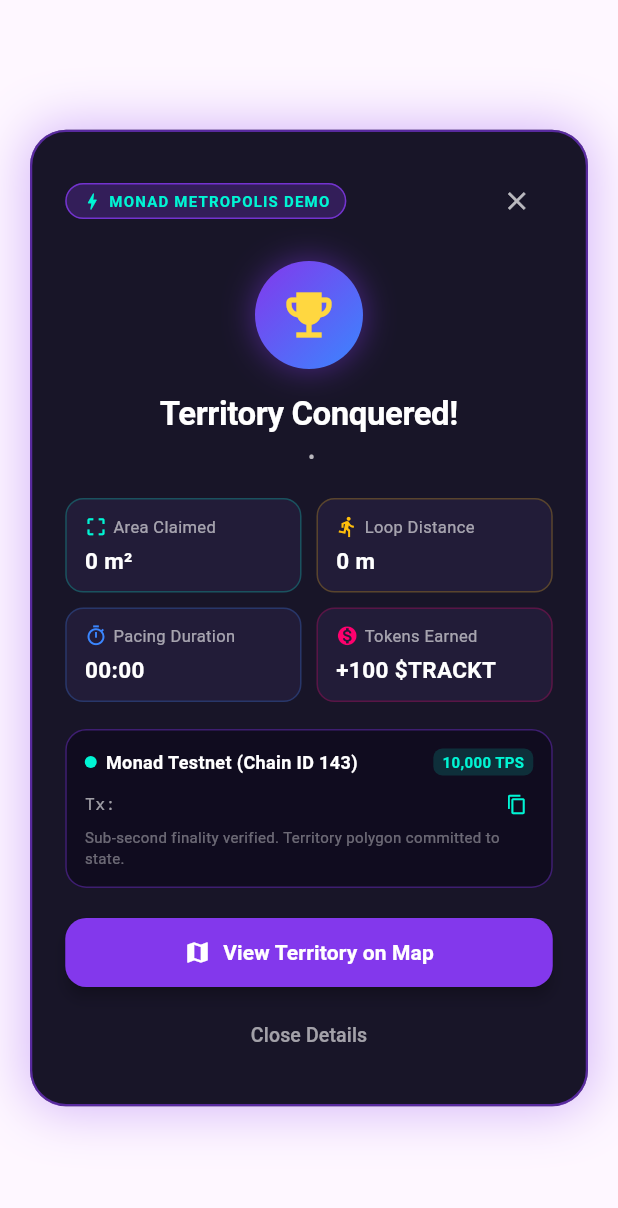
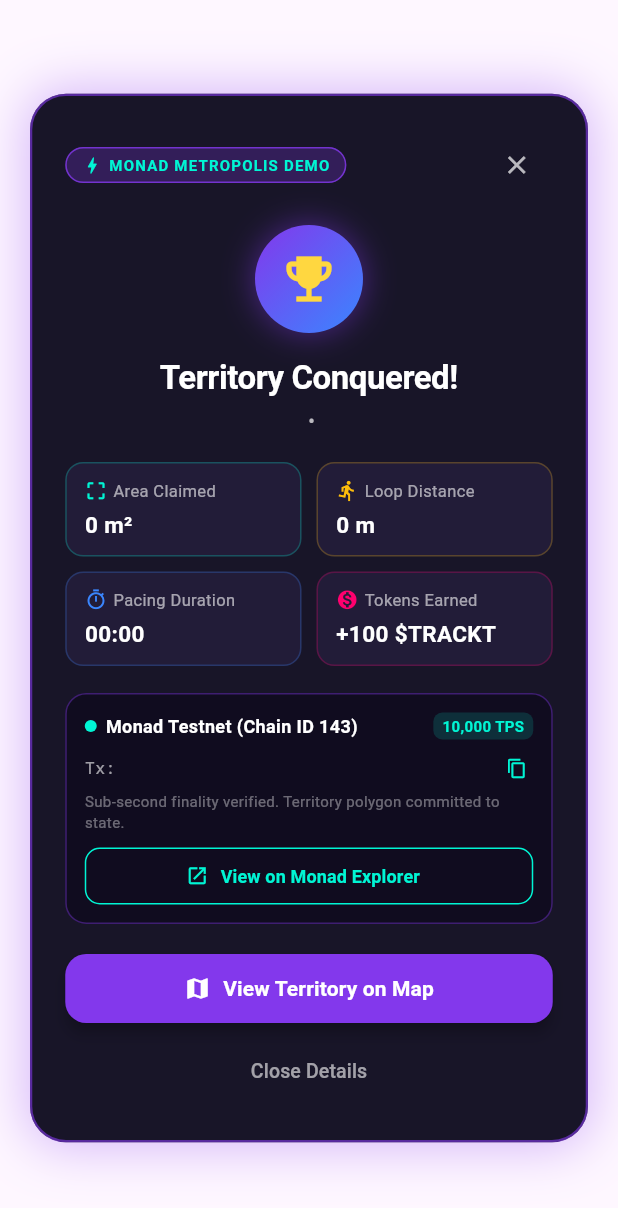
Before and after one commit to DevAnuragT/Trackt, a Flutter app: the SimulationVictoryDialog widget shown alone on an empty page, opened directly with empty values, on a phone screen of 412 x 824 dp. Shown: the top 1208 px of the screen. Run offline on Flutter 3.47's test engine with Material 3 defaults, Android fonts, the phone set to English and light mode, and no system bars; our stand-ins replace device_info_plus, flutter_colorpicker, flutter_dotenv, geolocator, get, google_sign_in and 2 more; missing offline and left inert: mapbox_maps_flutter, web3dart; accounts and stored records are empty; network calls fail; statements that could not run were skipped.

Commit message:
feat(simulation): settle Judge sim claims via MonadService with explorer link
Wire the simulation victory flow to the real MonadService instead of a
throwaway hash. SimulationService now dispatches claimTerritoryOnChain and
awaits the settlement proof; the victory dialog surfaces the real tx hash, an
on-chain/local status line, and a "View on Monad Explorer" button
(url_launcher). RunTrackerController skips its own claim during simulation to
avoid a double dispatch.

- SimulationResult gains explorerUrl + settledOnChain (optional, defaults keep
  existing callers/tests valid).
- Add two widget tests covering explorer button presence/absence.

flutter test: 26/26 pass. flutter analyze: 0 errors.

```diff
--- a/lib/controllers/map/run_tracker_controller.dart
+++ b/lib/controllers/map/run_tracker_controller.dart
@@ -948,6 +948,12 @@
   /// Non-blocking and fully guarded: if MonadService isn't registered (e.g. in
   /// widget tests) or the claim fails, the local flow is unaffected.
   void _dispatchMonadClaim(Territory territory) {
+    // Simulation claims are dispatched (and awaited) by SimulationService so the
+    // victory dialog gets the real tx hash; skip here to avoid a double claim.
+    if (isSimulating.value) {
+      print('⛓️ Simulation claim handled by SimulationService, skipping controller dispatch');
+      return;
+    }
     if (!Get.isRegistered<MonadService>()) {
       print('⛓️ MonadService not registered, skipping on-chain claim');
       return;
--- a/lib/services/simulation_service.dart
+++ b/lib/services/simulation_service.dart
@@ -5,6 +5,7 @@
 import 'package:geolocator/geolocator.dart' as geo;
 import '../controllers/map/run_tracker_controller.dart';
 import '../services/location_service.dart';
+import '../services/monad_service.dart';
 import '../views/run/run_page.dart';
 import '../views/map/components/simulation_victory_dialog.dart';
 
@@ -52,6 +53,8 @@
   final String simulatedMonadTx;
   final DateTime completedAt;
   final int coinsEarned;
+  final String? explorerUrl;
+  final bool settledOnChain;
 
   SimulationResult({
     required this.presetTitle,
@@ -62,6 +65,8 @@
     required this.simulatedMonadTx,
     required this.completedAt,
     this.coinsEarned = 100,
+    this.explorerUrl,
+    this.settledOnChain = false,
   });
 }
 
@@ -278,9 +283,32 @@
       // End the run in the tracker
       await runController.endSimulatedRun();
 
-      // Generate simulated Monad transaction hash for demonstration
-      final hex = math.Random().nextInt(0xFFFFFF).toRadixString(16).padLeft(6, '0');
-      final simulatedTx = '0x143a9b${hex}7c8d9e2f4a10bc39e143';
+      // Dispatch the territory claim to Monad and await the real settlement
+      // proof so the victory dialog shows an accurate tx hash + explorer link.
+      String tx;
+      String? explorerUrl;
+      bool onChain = false;
+      try {
+        if (Get.isRegistered<MonadService>()) {
+          final monad = Get.find<MonadService>();
+          tx = await monad.claimTerritoryOnChain(
+            territoryId: 'sim-${DateTime.now().millisecondsSinceEpoch}',
+            centerLat: info.centerLat,
+            centerLng: info.centerLng,
+            areaSqMeters: area,
+          );
+          explorerUrl = monad.explorerTxUrl(tx);
+          onChain = monad.lastTxOnChain.value;
+        } else {
+          final hex = math.Random().nextInt(0xFFFFFF).toRadixString(16).padLeft(6, '0');
+          tx = '0x143a9b${hex}7c8d9e2f4a10bc39e143';
+        }
+      } catch (e) {
+        print('⚠️ Monad claim failed during simulation: $e');
+        final hex = math.Random().nextInt(0xFFFFFF).toRadixString(16).padLeft(6, '0');
+        tx = '0x143a9b${hex}7c8d9e2f4a10bc39e143';
+      }
+      final simulatedTx = tx;
 
       final result = SimulationResult(
         presetTitle: info.title,
@@ -291,6 +319,8 @@
         simulatedMonadTx: simulatedTx,
         completedAt: DateTime.now(),
         coinsEarned: 100,
+        explorerUrl: explorerUrl,
+        settledOnChain: onChain,
       );
 
       lastResult.value = result;
--- a/lib/views/map/components/simulation_victory_dialog.dart
+++ b/lib/views/map/components/simulation_victory_dialog.dart
@@ -1,6 +1,7 @@
 import 'package:flutter/material.dart';
 import 'package:flutter/services.dart';
 import 'package:get/get.dart';
+import 'package:url_launcher/url_launcher.dart';
 import '../../../services/simulation_service.dart';
 
 class SimulationVictoryDialog extends StatelessWidget {
@@ -262,13 +263,37 @@
                         ],
                       ),
                       const SizedBox(height: 4),
-                      const Text(
-                        'Sub-second finality verified. Territory polygon committed to state.',
-                        style: TextStyle(
+                      Text(
+                        result.settledOnChain
+                            ? 'Broadcast on-chain. Territory polygon committed to Monad state.'
+                            : 'Sub-second finality verified. Territory polygon committed to state.',
+                        style: const TextStyle(
                           color: Colors.white38,
                           fontSize: 10,
                         ),
                       ),
+                      if (result.explorerUrl != null) ...[
+                        const SizedBox(height: 10),
+                        SizedBox(
+                          width: double.infinity,
+                          height: 38,
+                          child: OutlinedButton.icon(
+                            onPressed: () => _openExplorer(result.explorerUrl!),
+                            style: OutlinedButton.styleFrom(
+                              foregroundColor: const Color(0xFF00F5D4),
+                              side: const BorderSide(color: Color(0xFF00F5D4), width: 1),
+                              shape: RoundedRectangleBorder(
+                                borderRadius: BorderRadius.circular(10),
+                              ),
+                            ),
+                            icon: const Icon(Icons.open_in_new, size: 15),
+                            label: const Text(
+                              'View on Monad Explorer',
+                              style: TextStyle(fontSize: 12, fontWeight: FontWeight.w600),
+                            ),
+                          ),
+                        ),
+                      ],
                     ],
                   ),
                 ),
@@ -377,6 +402,26 @@
     );
   }
 
+  Future<void> _openExplorer(String url) async {
+    try {
+      final uri = Uri.parse(url);
+      if (await canLaunchUrl(uri)) {
+        await launchUrl(uri, mode: LaunchMode.externalApplication);
+      } else {
+        Clipboard.setData(ClipboardData(text: url));
+        Get.snackbar(
+          'Explorer link copied',
+          'Could not open browser; link copied to clipboard.',
+          duration: const Duration(seconds: 2),
+          backgroundColor: const Color(0xFF8338EC),
+          colorText: Colors.white,
+        );
+      }
+    } catch (_) {
+      Clipboard.setData(ClipboardData(text: url));
+    }
+  }
+
   String _formatDuration(Duration duration) {
     String twoDigits(int n) => n.toString().padLeft(2, "0");
     final minutes = twoDigits(duration.inMinutes.remainder(60));
```
Also changed, not shown: 1 other file.
